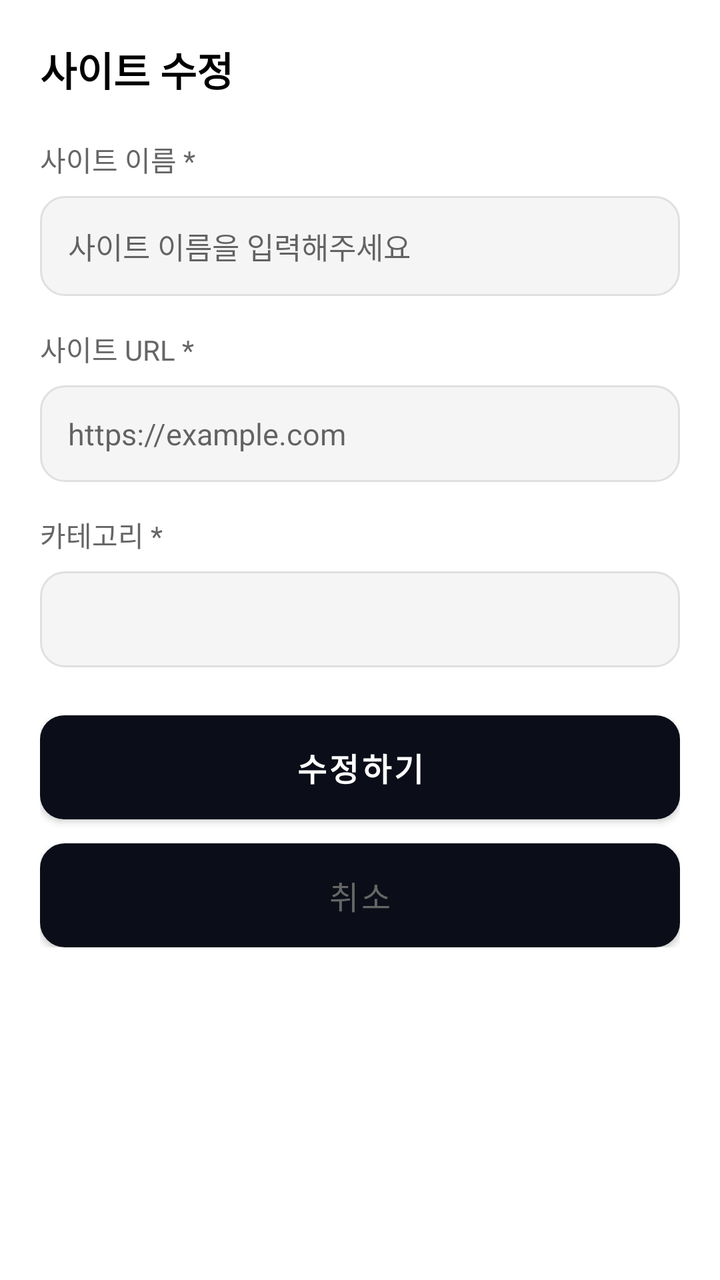
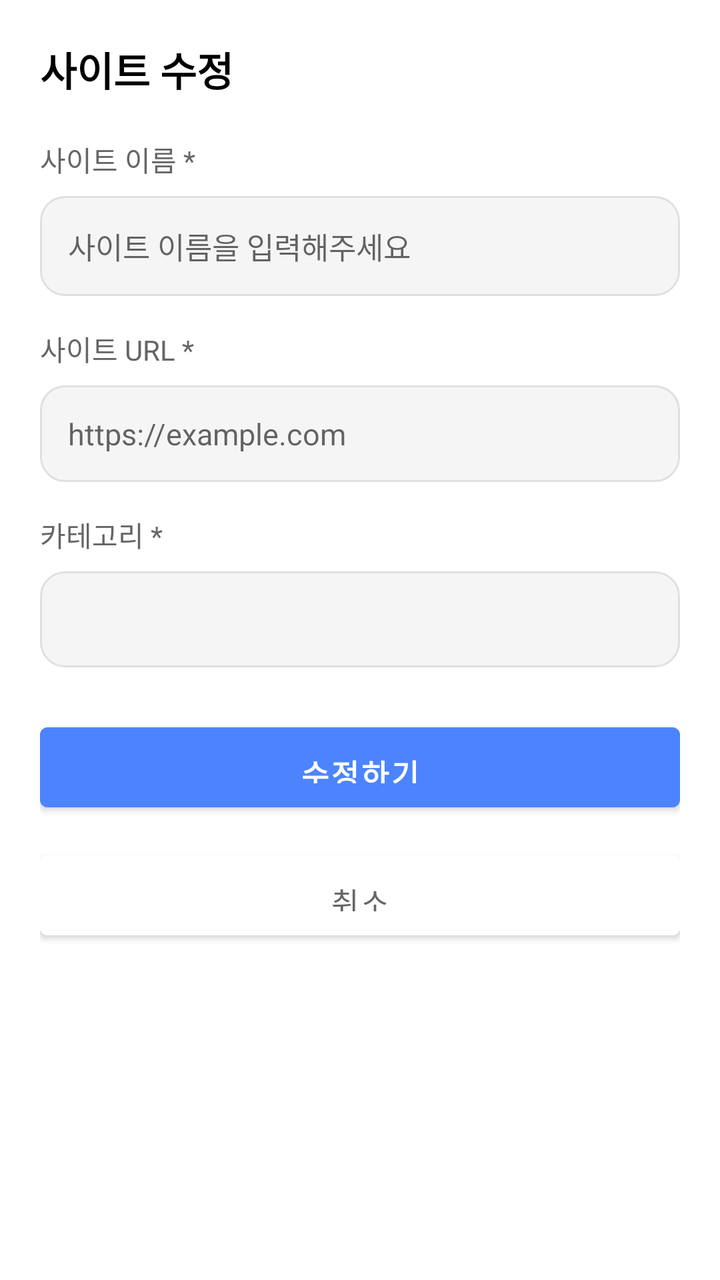

Compare the two renders of this Android layout. The source of the first and the diff that turns it into the second are given below.
<!-- AndroidManifest.xml: application theme Theme.mobile_android -->
<!-- res/layout/dialog_edit_site.xml -->
<?xml version="1.0" encoding="utf-8"?>
<ScrollView xmlns:android="http://schemas.android.com/apk/res/android"
    xmlns:app="http://schemas.android.com/apk/res-auto"
    android:layout_width="match_parent"
    android:layout_height="wrap_content"
    android:background="@android:color/white"
    android:padding="20dp">

    <LinearLayout
        android:layout_width="match_parent"
        android:layout_height="wrap_content"
        android:orientation="vertical">

        
        <TextView
            android:layout_width="wrap_content"
            android:layout_height="wrap_content"
            android:text="사이트 수정"
            android:textColor="@android:color/black"
            android:textSize="20sp"
            android:textStyle="bold"
            android:layout_marginBottom="20dp" />

        
        <TextView
            android:layout_width="wrap_content"
            android:layout_height="wrap_content"
            android:text="사이트 이름 *"
            android:textColor="#666666"
            android:textSize="14sp"
            android:layout_marginBottom="8dp" />

        <EditText
            android:id="@+id/et_site_name"
            android:layout_width="match_parent"
            android:layout_height="wrap_content"
            android:hint="사이트 이름을 입력해주세요"
            android:padding="14dp"
            android:background="@drawable/bg_edit_text_rounded"
            android:textSize="15sp"
            android:layout_marginBottom="16dp" />

        
        <TextView
            android:layout_width="wrap_content"
            android:layout_height="wrap_content"
            android:text="사이트 URL *"
            android:textColor="#666666"
            android:textSize="14sp"
            android:layout_marginBottom="8dp" />

        <EditText
            android:id="@+id/et_site_url"
            android:layout_width="match_parent"
            android:layout_height="wrap_content"
            android:hint="https://example.com"
            android:padding="14dp"
            android:background="@drawable/bg_edit_text_rounded"
            android:textSize="15sp"
            android:inputType="textUri"
            android:layout_marginBottom="16dp" />

        
        <TextView
            android:layout_width="wrap_content"
            android:layout_height="wrap_content"
            android:text="카테고리 *"
            android:textColor="#666666"
            android:textSize="14sp"
            android:layout_marginBottom="8dp" />

        <Spinner
            android:id="@+id/spinner_site_category"
            android:layout_width="match_parent"
            android:layout_height="48dp"
            android:background="@drawable/bg_edit_text_rounded"
            android:padding="12dp"
            android:layout_marginBottom="24dp" />

        
        <LinearLayout
            android:layout_width="match_parent"
            android:layout_height="wrap_content"
            android:orientation="vertical">

            
            <Button
                android:id="@+id/btn_save_site"
                android:layout_width="match_parent"
                android:layout_height="52dp"
                android:text="수정하기"
                android:textColor="@android:color/white"
                android:textSize="16sp"
                android:textStyle="bold"
                android:background="@drawable/bg_button_primary"
                android:layout_marginBottom="12dp" />

            
            <Button
                android:id="@+id/btn_cancel_site"
                android:layout_width="match_parent"
                android:layout_height="52dp"
                android:text="취소"
                android:textColor="#666666"
                android:textSize="16sp"
                android:background="@drawable/bg_button_secondary" />
        </LinearLayout>
    </LinearLayout>
</ScrollView>
<!-- resources referenced by this layout -->
<resources>
  <!-- drawable bg_button_primary (drawable) -->
  <?xml version="1.0" encoding="utf-8"?>
  <shape xmlns:android="http://schemas.android.com/apk/res/android"
      android:shape="rectangle">
      <solid android:color="#4C84FF" />
      <corners android:radius="12dp" />
  </shape>
  <!-- drawable bg_button_secondary (drawable) -->
  <?xml version="1.0" encoding="utf-8"?>
  <shape xmlns:android="http://schemas.android.com/apk/res/android"
      android:shape="rectangle">
      <solid android:color="#F5F5F5" />
      <corners android:radius="12dp" />
      <stroke
          android:width="1dp"
          android:color="#E0E0E0" />
  </shape>
  <!-- drawable bg_edit_text_rounded (drawable) -->
  <?xml version="1.0" encoding="utf-8"?>
  <shape xmlns:android="http://schemas.android.com/apk/res/android"
      android:shape="rectangle">
      <solid android:color="#F5F5F5" />
      <corners android:radius="12dp" />
      <stroke
          android:width="1dp"
          android:color="#E0E0E0" />
  </shape>
  <style name="Theme.mobile_android" parent="Base.Theme.mobile_android" />
  <style name="Base.Theme.mobile_android" parent="Theme.MaterialComponents.DayNight.NoActionBar">
          
  
          <item name="colorPrimary">@color/login_bg1</item>
          <item name="colorPrimaryVariant">@color/login_bg1</item>
          <item name="colorOnPrimary">@color/white</item>
          <item name="colorSecondary">@color/login_bg2</item>
          <item name="colorSecondaryVariant">@color/login_bg2</item>
          <item name="colorOnSecondary">@color/login_bg2</item>
          <item name="android:statusBarColor">@color/login_bg1</item>
      </style>
  <color name="login_bg1">#0B0E18</color>
  <color name="white">#FFFFFFFF</color>
  <color name="login_bg2">#673AB7</color>
</resources>

<!-- the commit's change to res/layout/dialog_edit_site.xml (unified diff, before → after) -->
@@ -81,7 +81,8 @@
         <LinearLayout
             android:layout_width="match_parent"
             android:layout_height="wrap_content"
-            android:orientation="vertical">
+            android:orientation="vertical"
+            >
 
             
             <Button
@@ -90,9 +91,11 @@
                 android:layout_height="52dp"
                 android:text="수정하기"
                 android:textColor="@android:color/white"
-                android:textSize="16sp"
+                android:textSize="15sp"
+                android:paddingTop="12dp"
+                android:paddingBottom="12dp"
                 android:textStyle="bold"
-                android:background="@drawable/bg_button_primary"
+                android:backgroundTint="@color/accent_color"
                 android:layout_marginBottom="12dp" />
 
             
@@ -102,8 +105,10 @@
                 android:layout_height="52dp"
                 android:text="취소"
                 android:textColor="#666666"
-                android:textSize="16sp"
-                android:background="@drawable/bg_button_secondary" />
+                android:textSize="15sp"
+                android:paddingTop="12dp"
+                android:paddingBottom="12dp"
+                android:backgroundTint="@color/cardview_light_background" />
         </LinearLayout>
     </LinearLayout>
 </ScrollView>
<!-- resource entries referenced after the edit -->
@@ -1,22 +1,6 @@
 <!-- resources referenced by this layout -->
 <resources>
-  <!-- drawable bg_button_primary (drawable) -->
-  <?xml version="1.0" encoding="utf-8"?>
-  <shape xmlns:android="http://schemas.android.com/apk/res/android"
-      android:shape="rectangle">
-      <solid android:color="#4C84FF" />
-      <corners android:radius="12dp" />
-  </shape>
-  <!-- drawable bg_button_secondary (drawable) -->
-  <?xml version="1.0" encoding="utf-8"?>
-  <shape xmlns:android="http://schemas.android.com/apk/res/android"
-      android:shape="rectangle">
-      <solid android:color="#F5F5F5" />
-      <corners android:radius="12dp" />
-      <stroke
-          android:width="1dp"
-          android:color="#E0E0E0" />
-  </shape>
+  <color name="accent_color">#4C84FF</color>
   <!-- drawable bg_edit_text_rounded (drawable) -->
   <?xml version="1.0" encoding="utf-8"?>
   <shape xmlns:android="http://schemas.android.com/apk/res/android"
@@ -38,6 +22,10 @@
           <item name="colorSecondaryVariant">@color/login_bg2</item>
           <item name="colorOnSecondary">@color/login_bg2</item>
           <item name="android:statusBarColor">@color/login_bg1</item>
+  
+          
+          <item name="android:windowDrawsSystemBarBackgrounds">true</item>
+          <item name="android:navigationBarColor">@color/white</item>
       </style>
   <color name="login_bg1">#0B0E18</color>
   <color name="white">#FFFFFFFF</color>
